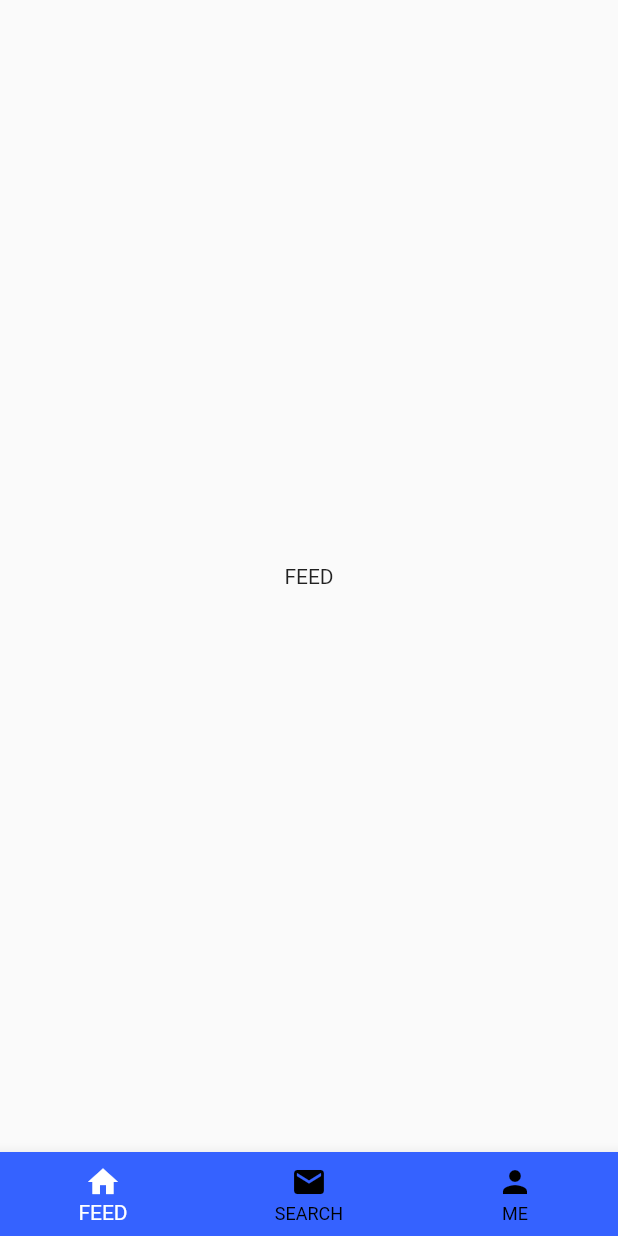
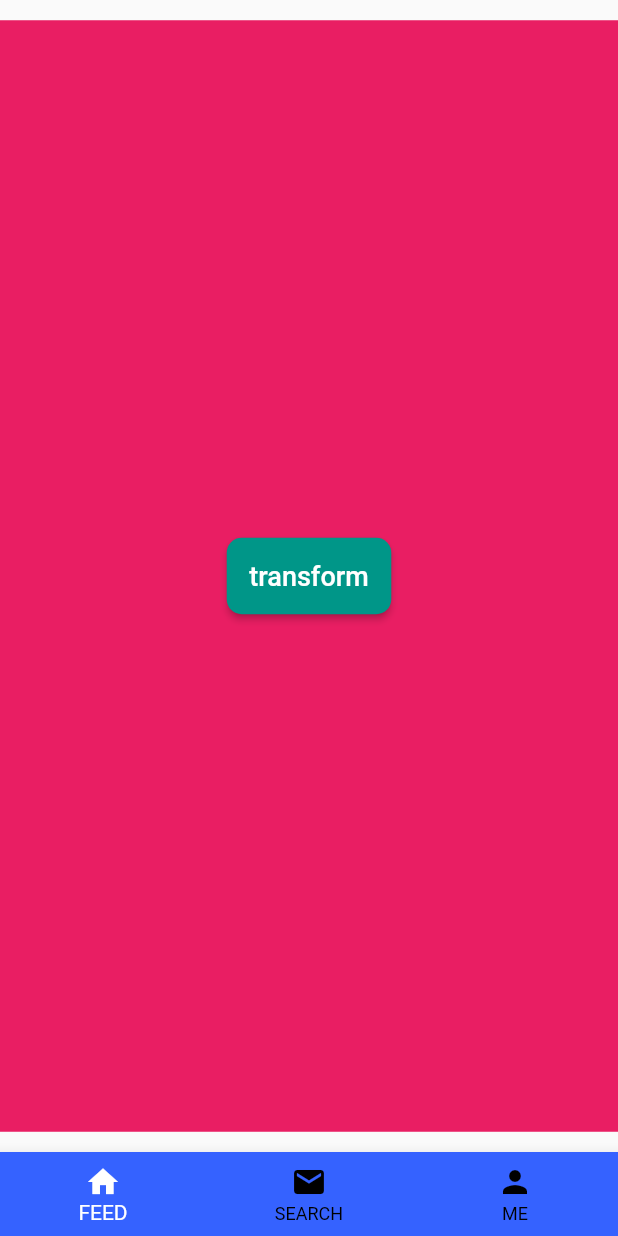
Before and after one commit to Luckychips/flutter_hello_app, a Flutter app: the screen it shows after launch, after a tap on "Go Ahead", on a phone screen of 412 x 824 dp. Run offline on Flutter 3.47's test engine with Material 2 defaults, Android fonts, the phone set to English and light mode, and no system bars; our stand-ins replace flutter_dotenv, google_maps_flutter; missing offline and left inert: flutter_polyline_points; generated files the repository leaves out were written again.

Commit message:
색상변경 기본 애니메이션 처리.

```diff
--- a/lib/pages/feed.dart
+++ b/lib/pages/feed.dart
@@ -1,10 +1,54 @@
 import 'package:flutter/material.dart';
 
-class FeedScreen extends StatelessWidget {
+
+class FeedScreen extends StatefulWidget {
+  @override
+  TransformPager createState() {
+    return new TransformPager();
+  }
+}
+
+class TransformPager extends State<FeedScreen> {
   static const String id = 'feed_screen';
+
+  var backgroundColor = Colors.pink;
 
   @override
   Widget build(BuildContext context) {
-    return Scaffold(body: Center(child: Text('FEED')));
+    return Scaffold(
+      body: Center(child: Column(
+        mainAxisAlignment: MainAxisAlignment.center,
+        children: <Widget>[
+          AnimatedContainer(
+              width: MediaQuery.of(context).size.width,
+              height: MediaQuery.of(context).size.height - 83,
+              duration: Duration(seconds: 1),
+              decoration: BoxDecoration(
+                  color: backgroundColor
+              ),
+              child: Center(
+                  child: RaisedButton(
+                    shape: RoundedRectangleBorder(
+                        borderRadius: BorderRadius.circular(10.0)
+                    ),
+                    color: Colors.teal,
+                    padding: EdgeInsets.all(15.0),
+                    child: Text('transform',
+                        style: TextStyle(fontSize: 18, color: Colors.white)),
+                    onPressed: () {
+                      setState(() {
+                        if (backgroundColor == Colors.pink) {
+                          backgroundColor = Colors.lightGreen;
+                        } else {
+                          backgroundColor = Colors.pink;
+                        }
+                      });
+                    },
+                  )
+              )
+          ),
+        ],
+      )),
+    );
   }
 }
```
